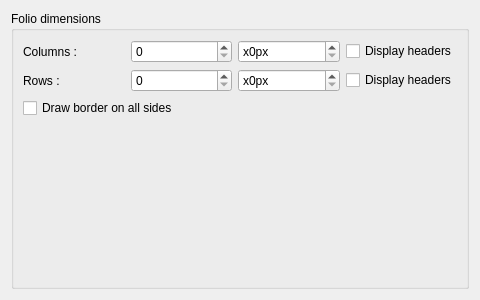
Before: the Qt Designer form sources/ui/borderpropertieswidget.ui in EmilOsvoll/qelectrotech-source-mirror, drawn with Qt 5.
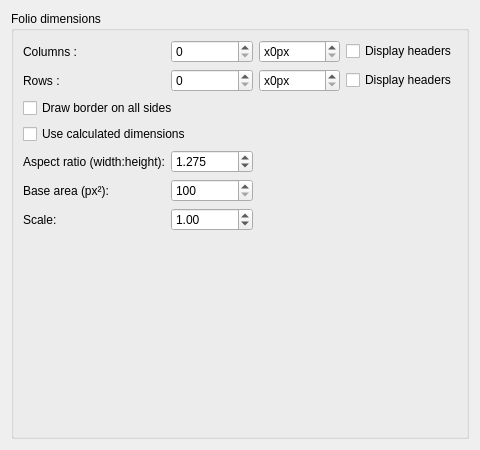
After: the same form once the commit is applied.

Commit message: feat: add automatic scaling of folio based off of width to height ratio and number of rows and columns

What changed in the file:
```diff
--- a/sources/ui/borderpropertieswidget.ui
+++ b/sources/ui/borderpropertieswidget.ui
@@ -7,7 +7,7 @@
     <x>0</x>
     <y>0</y>
     <width>480</width>
-    <height>300</height>
+    <height>450</height>
    </rect>
   </property>
   <property name="windowTitle">
@@ -90,7 +90,92 @@
         </property>
        </widget>
       </item>
-      <item row="3" column="1">
+      <item row="3" column="0" colspan="4">
+       <widget class="QCheckBox" name="m_use_calculated_dimensions_cb">
+        <property name="text">
+         <string>Use calculated dimensions</string>
+        </property>
+        <property name="toolTip">
+         <string>When enabled, column width and row height are automatically calculated based on aspect ratio, base area, and scale. The drawing area remains constant when changing aspect ratio.</string>
+        </property>
+       </widget>
+      </item>
+      <item row="4" column="0">
+       <widget class="QLabel" name="label_aspect_ratio">
+        <property name="text">
+         <string>Aspect ratio (width:height):</string>
+        </property>
+       </widget>
+      </item>
+      <item row="4" column="1">
+       <widget class="QDoubleSpinBox" name="m_aspect_ratio_sp">
+        <property name="decimals">
+         <number>3</number>
+        </property>
+        <property name="minimum">
+         <double>0.100000000000000</double>
+        </property>
+        <property name="maximum">
+         <double>100.000000000000000</double>
+        </property>
+        <property name="singleStep">
+         <double>0.100000000000000</double>
+        </property>
+        <property name="value">
+         <double>1.275000000000000</double>
+        </property>
+       </widget>
+      </item>
+      <item row="5" column="0">
+       <widget class="QLabel" name="label_base_area">
+        <property name="text">
+         <string>Base area (px²):</string>
+        </property>
+       </widget>
+      </item>
+      <item row="5" column="1">
+       <widget class="QDoubleSpinBox" name="m_base_area_sp">
+        <property name="decimals">
+         <number>0</number>
+        </property>
+        <property name="minimum">
+         <double>100.000000000000000</double>
+        </property>
+        <property name="maximum">
+         <double>100000000.000000000000000</double>
+        </property>
+        <property name="singleStep">
+         <double>1000.000000000000000</double>
+        </property>
+       </widget>
+      </item>
+      <item row="6" column="0">
+       <widget class="QLabel" name="label_scale">
+        <property name="text">
+         <string>Scale:</string>
+        </property>
+       </widget>
+      </item>
+      <item row="6" column="1">
+       <widget class="QDoubleSpinBox" name="m_scale_sp">
+        <property name="decimals">
+         <number>2</number>
+        </property>
+        <property name="minimum">
+         <double>0.100000000000000</double>
+        </property>
+        <property name="maximum">
+         <double>100.000000000000000</double>
+        </property>
+        <property name="singleStep">
+         <double>0.100000000000000</double>
+        </property>
+        <property name="value">
+         <double>1.000000000000000</double>
+        </property>
+       </widget>
+      </item>
+      <item row="7" column="1">
        <spacer name="verticalSpacer">
         <property name="orientation">
          <enum>Qt::Vertical</enum>
```
Left out of the diff: 4 changed lines with no effect on the pictures. The commit also changes 5 other files.
